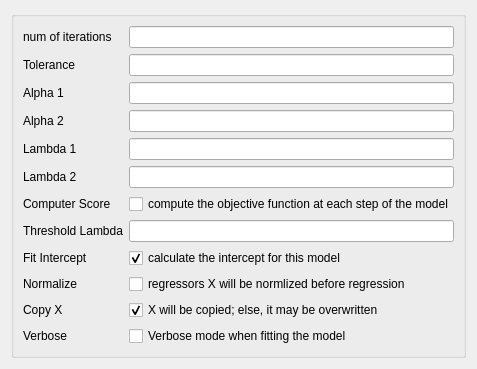
Before: the Qt Designer form ui/cv_ARD.ui in tthatcher95/PyHAT_Point_Spectra_GUI, drawn with Qt 5.
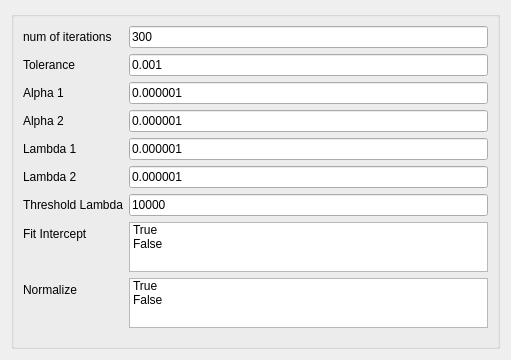
After: the same form once the commit is applied.

The edit to the form file:
```diff
--- a/ui/cv_ARD.ui
+++ b/ui/cv_ARD.ui
@@ -2,6 +2,14 @@
 <ui version="4.0">
  <class>Form</class>
  <widget class="QWidget" name="Form">
+  <property name="geometry">
+   <rect>
+    <x>0</x>
+    <y>0</y>
+    <width>511</width>
+    <height>360</height>
+   </rect>
+  </property>
   <property name="sizePolicy">
    <sizepolicy hsizetype="Ignored" vsizetype="Ignored">
     <horstretch>0</horstretch>
@@ -27,6 +35,9 @@
       </item>
       <item row="0" column="1">
        <widget class="QLineEdit" name="numOfIterationsLineEdit">
+        <property name="text">
+         <string>300</string>
+        </property>
         <property name="maximum" stdset="0">
          <number>999999999</number>
         </property>
@@ -44,6 +55,9 @@
       </item>
       <item row="1" column="1">
        <widget class="QLineEdit" name="toleranceLineEdit">
+        <property name="text">
+         <string>0.001</string>
+        </property>
         <property name="decimals" stdset="0">
          <number>8</number>
         </property>
@@ -64,6 +78,9 @@
       </item>
       <item row="2" column="1">
        <widget class="QLineEdit" name="alpha1LineEdit">
+        <property name="text">
+         <string>0.000001</string>
+        </property>
         <property name="decimals" stdset="0">
          <number>5</number>
         </property>
@@ -84,6 +101,9 @@
       </item>
       <item row="3" column="1">
        <widget class="QLineEdit" name="alpha2LineEdit">
+        <property name="text">
+         <string>0.000001</string>
+        </property>
         <property name="decimals" stdset="0">
          <number>8</number>
         </property>
@@ -104,6 +124,32 @@
       </item>
       <item row="4" column="1">
        <widget class="QLineEdit" name="lambdaLineEdit">
+        <property name="text">
+         <string>0.000001</string>
+        </property>
+        <property name="decimals" stdset="0">
+         <number>8</number>
+        </property>
+        <property name="singleStep" stdset="0">
+         <double>0.000001000000000</double>
+        </property>
+        <property name="value" stdset="0">
+         <double>0.000001000000000</double>
+        </property>
+       </widget>
+      </item>
+      <item row="5" column="0">
+       <widget class="QLabel" name="lambdaLabel_2">
+        <property name="text">
+         <string>Lambda 2</string>
+        </property>
+       </widget>
+      </item>
+      <item row="5" column="1">
+       <widget class="QLineEdit" name="lambdaLineEdit_2">
+        <property name="text">
+         <string>0.000001</string>
+        </property>
         <property name="decimals" stdset="0">
          <number>8</number>
         </property>
@@ -116,28 +162,17 @@
        </widget>
       </item>
       <item row="6" column="0">
-       <widget class="QLabel" name="computerScoreLabel">
-        <property name="text">
-         <string>Computer Score</string>
-        </property>
-       </widget>
-      </item>
-      <item row="6" column="1">
-       <widget class="QCheckBox" name="computerScoreCheckBox">
-        <property name="text">
-         <string>compute the objective function at each step of the model</string>
-        </property>
-       </widget>
-      </item>
-      <item row="7" column="0">
        <widget class="QLabel" name="thresholdLambdaLabel">
         <property name="text">
          <string>Threshold Lambda</string>
         </property>
        </widget>
       </item>
-      <item row="7" column="1">
+      <item row="6" column="1">
        <widget class="QLineEdit" name="thresholdLambdaLineEdit">
+        <property name="text">
+         <string>10000</string>
+        </property>
         <property name="maximum" stdset="0">
          <number>999999999</number>
         </property>
@@ -146,86 +181,64 @@
         </property>
        </widget>
       </item>
-      <item row="8" column="0">
+      <item row="7" column="0">
        <widget class="QLabel" name="fitInterceptLabel">
         <property name="text">
          <string>Fit Intercept</string>
         </property>
        </widget>
       </item>
-      <item row="8" column="1">
-       <widget class="QCheckBox" name="fitInterceptCheckBox">
-        <property name="text">
-         <string>calculate the intercept for this model</string>
+      <item row="7" column="1">
+       <widget class="QListWidget" name="fitIntercept_list">
+        <property name="maximumSize">
+         <size>
+          <width>16777215</width>
+          <height>50</height>
+         </size>
         </property>
-        <property name="checked">
-         <bool>true</bool>
+        <property name="selectionMode">
+         <enum>QAbstractItemView::MultiSelection</enum>
         </property>
+        <item>
+         <property name="text">
+          <string>True</string>
+         </property>
+        </item>
+        <item>
+         <property name="text">
+          <string>False</string>
+         </property>
+        </item>
        </widget>
       </item>
-      <item row="9" column="0">
+      <item row="8" column="0">
        <widget class="QLabel" name="normalizeLabel">
         <property name="text">
          <string>Normalize</string>
         </property>
        </widget>
       </item>
-      <item row="9" column="1">
-       <widget class="QCheckBox" name="normalizeCheckBox">
-        <property name="text">
-         <string>regressors X will be normlized before regression</string>
+      <item row="8" column="1">
+       <widget class="QListWidget" name="normalize_list">
+        <property name="maximumSize">
+         <size>
+          <width>16777215</width>
+          <height>50</height>
+         </size>
         </property>
-       </widget>
-      </item>
-      <item row="10" column="0">
-       <widget class="QLabel" name="copyXLabel">
-        <property name="text">
-         <string>Copy X</string>
+        <property name="selectionMode">
+         <enum>QAbstractItemView::MultiSelection</enum>
         </property>
-       </widget>
-      </item>
-      <item row="10" column="1">
-       <widget class="QCheckBox" name="copyXCheckBox">
-        <property name="text">
-         <string>X will be copied; else, it may be overwritten</string>
-        </property>
-        <property name="checked">
-         <bool>true</bool>
-        </property>
-       </widget>
-      </item>
-      <item row="11" column="0">
-       <widget class="QLabel" name="verboseLabel">
-        <property name="text">
-         <string>Verbose</string>
-        </property>
-       </widget>
-      </item>
-      <item row="11" column="1">
-       <widget class="QCheckBox" name="verboseCheckBox">
-        <property name="text">
-         <string>Verbose mode when fitting the model</string>
-        </property>
-       </widget>
-      </item>
-      <item row="5" column="0">
-       <widget class="QLabel" name="lambdaLabel_2">
-        <property name="text">
-         <string>Lambda 2</string>
-        </property>
-       </widget>
-      </item>
-      <item row="5" column="1">
-       <widget class="QLineEdit" name="lambdaLineEdit_2">
-        <property name="decimals" stdset="0">
-         <number>8</number>
-        </property>
-        <property name="singleStep" stdset="0">
-         <double>0.000001000000000</double>
-        </property>
-        <property name="value" stdset="0">
-         <double>0.000001000000000</double>
-        </property>
+        <item>
+         <property name="text">
+          <string>True</string>
+         </property>
+        </item>
+        <item>
+         <property name="text">
+          <string>False</string>
+         </property>
+        </item>
        </widget>
       </item>
      </layout>
```
Left out of the diff: 5 changed lines with no effect on the pictures.
